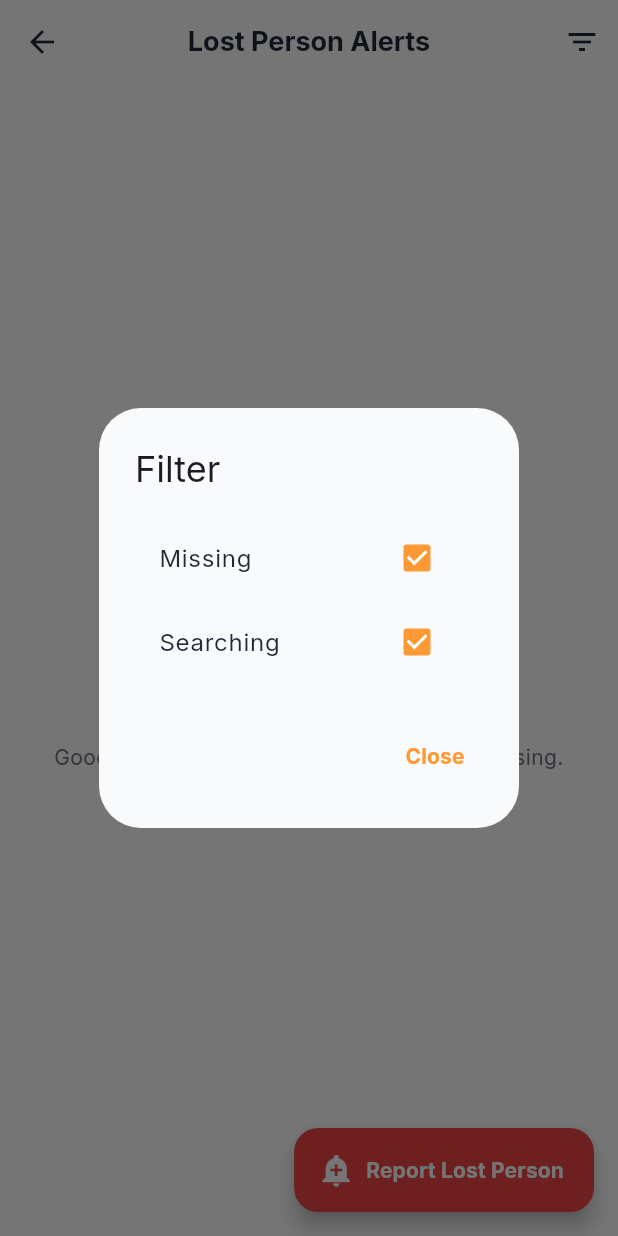
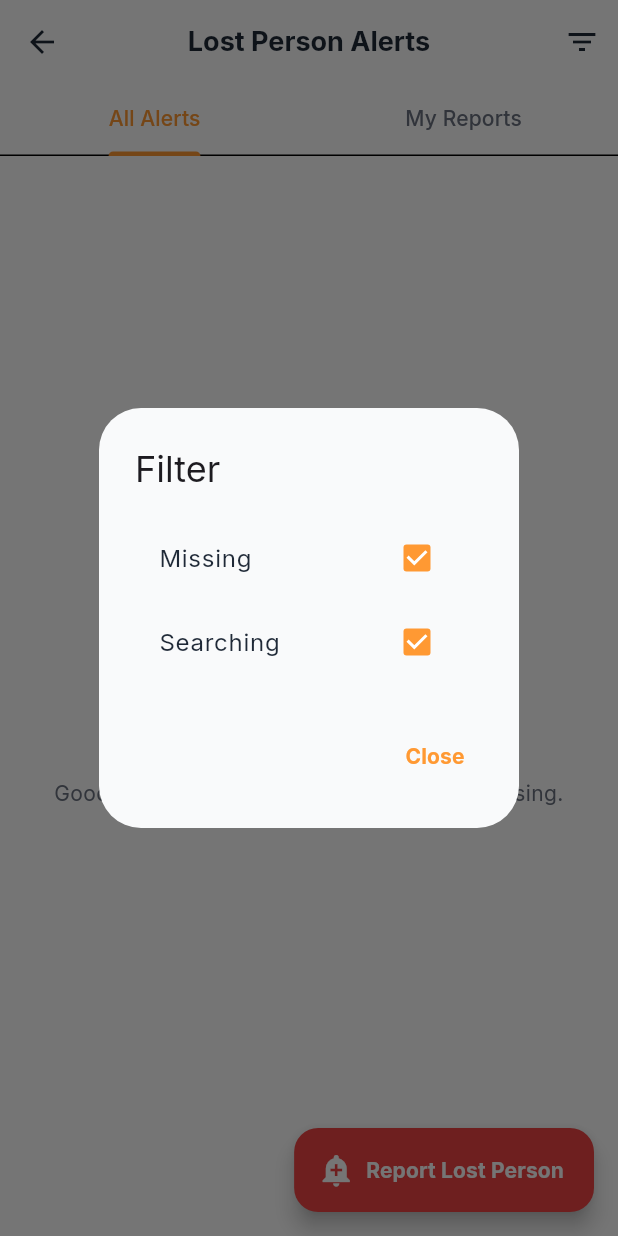
Before and after one commit to sooubh/kumbhSaathi, a Flutter app: the LostPersonsPublicScreen screen opened directly, after a tap on the "filter list" icon, on a phone screen of 412 x 824 dp. Run offline on Flutter 3.47's test engine with Material 3 defaults, Android fonts, the phone set to English and light mode, and no system bars; our stand-ins replace cloud_firestore, firebase_auth, firebase_core, firebase_messaging, firebase_storage, flutter_local_notifications and 10 more; accounts and stored records are empty; network calls fail.

Commit message:
feat: Implement public lost persons screen with tabbed views for all alerts and user-specific reports, supported by a new lost person repository.

```diff
--- a/lib/data/repositories/lost_person_repository.dart
+++ b/lib/data/repositories/lost_person_repository.dart
@@ -17,7 +17,8 @@ class LostPersonRepository {
     await NotificationService().sendLostPersonNotification(
       personId: docRef.id,
       personName: person.name,
-      description: '${person.gender}, ${person.age} years old. Last seen at ${person.lastSeenLocation}',
+      description:
+          '${person.gender}, ${person.age} years old. Last seen at ${person.lastSeenLocation}',
       photoUrl: person.photoUrl,
     );
 
@@ -60,6 +61,19 @@ class LostPersonRepository {
     await _collection.doc(id).delete();
   }
 
+  /// Get reports by specific user
+  Stream<List<LostPerson>> getMyLostPersonsStream(String userId) {
+    return _collection
+        .where('reportedBy', isEqualTo: userId)
+        .orderBy('reportedAt', descending: true)
+        .snapshots()
+        .map(
+          (snapshot) => snapshot.docs
+              .map((doc) => LostPerson.fromJson({...doc.data(), 'id': doc.id}))
+              .toList(),
+        );
+  }
+
   /// Search lost persons by name
   Stream<List<LostPerson>> searchByName(String query) {
     return _collection
--- a/lib/screens/lost/lost_persons_public_screen.dart
+++ b/lib/screens/lost/lost_persons_public_screen.dart
@@ -1,24 +1,60 @@
 import 'package:flutter/material.dart';
 import 'package:flutter_riverpod/flutter_riverpod.dart';
+import '../../core/services/firebase_service.dart';
 import '../../core/theme/app_colors.dart';
 import '../../data/models/lost_person.dart';
 import '../../data/repositories/lost_person_repository.dart';
 
 /// Public screen showing all lost person reports to all users
-class LostPersonsPublicScreen extends ConsumerWidget {
+/// Public screen showing all lost person reports to all users
+class LostPersonsPublicScreen extends ConsumerStatefulWidget {
   const LostPersonsPublicScreen({super.key});
 
   @override
-  Widget build(BuildContext context, WidgetRef ref) {
+  ConsumerState<LostPersonsPublicScreen> createState() =>
+      _LostPersonsPublicScreenState();
+}
+
+class _LostPersonsPublicScreenState
+    extends ConsumerState<LostPersonsPublicScreen>
+    with SingleTickerProviderStateMixin {
+  late TabController _tabController;
+
+  @override
+  void initState() {
+    super.initState();
+    _tabController = TabController(length: 2, vsync: this);
+  }
+
+  @override
+  void dispose() {
+    _tabController.dispose();
+    super.dispose();
+  }
+
+  @override
+  Widget build(BuildContext context) {
     final isDark = Theme.of(context).brightness == Brightness.dark;
-    final lostPersonsAsync = ref.watch(lostPersonsStreamProvider);
 
     return Scaffold(
-      backgroundColor:
-          isDark ? AppColors.backgroundDark : AppColors.backgroundLight,
+      backgroundColor: isDark
+          ? AppColors.backgroundDark
+          : AppColors.backgroundLight,
       appBar: AppBar(
         title: const Text('Lost Person Alerts'),
         backgroundColor: isDark ? AppColors.backgroundDark : Colors.white,
+        bottom: TabBar(
+          controller: _tabController,
+          labelColor: AppColors.primaryOrange,
+          unselectedLabelColor: isDark
+              ? AppColors.textMutedDark
+              : AppColors.textMutedLight,
+          indicatorColor: AppColors.primaryOrange,
+          tabs: const [
+            Tab(text: 'All Alerts'),
+            Tab(text: 'My Reports'),
+          ],
+        ),
         actions: [
           IconButton(
             icon: const Icon(Icons.filter_list),
@@ -28,20 +64,44 @@ class LostPersonsPublicScreen extends ConsumerWidget {
           ),
         ],
       ),
-      body: lostPersonsAsync.when(
-        loading: () => const Center(child: CircularProgressIndicator()),
-        error: (error, stack) => Center(
-          child: Text('Error: $error'),
+      body: TabBarView(
+        controller: _tabController,
+        children: [_buildAllAlertsList(isDark), _buildMyReportsList(isDark)],
       ),
-        data: (persons) {
-          if (persons.isEmpty) {
-            return _buildEmptyState(isDark);
+      floatingActionButton: FloatingActionButton.extended(
+        onPressed: () {
+          // Navigate to report lost person screen
+          Navigator.pushNamed(context, '/report-lost');
+        },
+        backgroundColor: AppColors.emergency,
+        icon: const Icon(Icons.add_alert, color: Colors.white),
+        label: const Text(
+          'Report Lost Person',
+          style: TextStyle(color: Colors.white, fontWeight: FontWeight.w700),
+        ),
+      ),
+    );
   }
 
+  Widget _buildAllAlertsList(bool isDark) {
+    final lostPersonsAsync = ref.watch(lostPersonsStreamProvider);
+
+    return lostPersonsAsync.when(
+      loading: () => const Center(child: CircularProgressIndicator()),
+      error: (error, stack) => Center(child: Text('Error: $error')),
+      data: (persons) {
         // Filter to show only missing/searching
         final activeReports = persons
             .where((p) => p.status != LostPersonStatus.found)
             .toList();
+
+        if (activeReports.isEmpty) {
+          return _buildEmptyState(
+            isDark,
+            'No Lost Person Reports',
+            'Good news! No one is currently reported missing.',
+          );
+        }
 
         return RefreshIndicator(
           onRefresh: () async {
@@ -55,28 +115,65 @@ class LostPersonsPublicScreen extends ConsumerWidget {
                 activeReports[index],
                 isDark,
                 context,
+                isMyReport: false,
               );
             },
           ),
         );
       },
-      ),
-      floatingActionButton: FloatingActionButton.extended(
-        onPressed: () {
-          // Navigate to report lost person screen
-          Navigator.pushNamed(context, '/report-lost-person');
-        },
-        backgroundColor: AppColors.emergency,
-        icon: const Icon(Icons.add_alert, color: Colors.white),
-        label: const Text(
-          'Report Lost Person',
-          style: TextStyle(color: Colors.white, fontWeight: FontWeight.w700),
-        ),
-      ),
     );
   }
 
-  Widget _buildEmptyState(bool isDark) {
+  Widget _buildMyReportsList(bool isDark) {
+    // We need a provider for my reports.
+    // For now, we reuse the list and filter client-side or we should create a new provider.
+    // Let's create a temporary provider logic here or use the repository directly via a stream builder if provider isn't available globally yet.
+    // BETTER: Use a new provider. But to avoid context switching, I'll filter the main list for now if the user ID matches,
+    // OR deeper integration: use the method I just added to repo.
+    // Let's use FutureBuilder/StreamBuilder with the new repo method for "My Reports".
+
+    final currentUserId = FirebaseService.currentUserId;
+    if (currentUserId == null) {
+      return Center(child: Text('Please log in to see your reports'));
+    }
+
+    return StreamBuilder<List<LostPerson>>(
+      stream: LostPersonRepository().getMyLostPersonsStream(currentUserId),
+      builder: (context, snapshot) {
+        if (snapshot.connectionState == ConnectionState.waiting) {
+          return const Center(child: CircularProgressIndicator());
+        }
+        if (snapshot.hasError) {
+          return Center(child: Text('Error: ${snapshot.error}'));
+        }
+
+        final myReports = snapshot.data ?? [];
+
+        if (myReports.isEmpty) {
+          return _buildEmptyState(
+            isDark,
+            'No Reports Filed',
+            'You haven\'t reported any lost persons yet.',
+          );
+        }
+
+        return ListView.builder(
+          padding: const EdgeInsets.all(16),
+          itemCount: myReports.length,
+          itemBuilder: (context, index) {
+            return _buildLostPersonCard(
+              myReports[index],
+              isDark,
+              context,
+              isMyReport: true,
+            );
+          },
+        );
+      },
+    );
+  }
+
+  Widget _buildEmptyState(bool isDark, String title, String subtitle) {
     return Center(
       child: Column(
         mainAxisAlignment: MainAxisAlignment.center,
@@ -88,7 +185,7 @@ class LostPersonsPublicScreen extends ConsumerWidget {
           ),
           const SizedBox(height: 16),
           Text(
-            'No Lost Person Reports',
+            title,
             style: TextStyle(
               fontSize: 18,
               fontWeight: FontWeight.w600,
@@ -97,9 +194,11 @@ class LostPersonsPublicScreen extends ConsumerWidget {
           ),
           const SizedBox(height: 8),
           Text(
-            'Good news! No one is currently reported missing.',
+            subtitle,
             style: TextStyle(
-              color: isDark ? AppColors.textMutedDark : AppColors.textMutedLight,
+              color: isDark
+                  ? AppColors.textMutedDark
+                  : AppColors.textMutedLight,
             ),
             textAlign: TextAlign.center,
           ),
@@ -111,17 +210,18 @@ class LostPersonsPublicScreen extends ConsumerWidget {
   Widget _buildLostPersonCard(
     LostPerson person,
     bool isDark,
-    BuildContext context,
-  ) {
+    BuildContext context, {
+    required bool isMyReport,
+  }) {
+    final isFound = person.status == LostPersonStatus.found;
+    final borderColor = isFound ? AppColors.success : AppColors.emergency;
+
     return Container(
       margin: const EdgeInsets.only(bottom: 16),
       decoration: BoxDecoration(
         color: isDark ? AppColors.cardDark : Colors.white,
         borderRadius: BorderRadius.circular(16),
-        border: Border.all(
-          color: AppColors.emergency.withValues(alpha: 0.3),
-          width: 2,
-        ),
+        border: Border.all(color: borderColor.withValues(alpha: 0.3), width: 2),
       ),
       child: Column(
         crossAxisAlignment: CrossAxisAlignment.start,
@@ -130,7 +230,7 @@ class LostPersonsPublicScreen extends ConsumerWidget {
           Container(
             padding: const EdgeInsets.all(16),
             decoration: BoxDecoration(
-              color: AppColors.emergency.withValues(alpha: 0.1),
+              color: borderColor.withValues(alpha: 0.1),
               borderRadius: const BorderRadius.only(
                 topLeft: Radius.circular(14),
                 topRight: Radius.circular(14),
@@ -138,17 +238,35 @@ class LostPersonsPublicScreen extends ConsumerWidget {
             ),
             child: Row(
               children: [
-                Icon(Icons.warning, color: AppColors.emergency),
+                Icon(
+                  isFound ? Icons.check_circle : Icons.warning,
+                  color: borderColor,
+                ),
                 const SizedBox(width: 12),
                 Expanded(
                   child: Text(
-                    '⚠️ MISSING PERSON ALERT',
+                    isFound ? 'FOUND & REUNITED' : '⚠️ MISSING PERSON ALERT',
                     style: TextStyle(
                       fontSize: 14,
                       fontWeight: FontWeight.w800,
-                      color: AppColors.emergency,
+                      color: borderColor,
                       letterSpacing: 0.5,
                     ),
+                  ),
+                ),
+                if (isFound)
+                  Container(
+                    padding: const EdgeInsets.symmetric(
+                      horizontal: 8,
+                      vertical: 4,
+                    ),
+                    decoration: BoxDecoration(
+                      color: AppColors.success,
+                      borderRadius: BorderRadius.circular(12),
+                    ),
+                    child: const Text(
+                      'RESOLVED',
+                      style: TextStyle(color: Colors.white, fontSize: 10),
                     ),
                   ),
               ],
@@ -219,11 +337,7 @@ class LostPersonsPublicScreen extends ConsumerWidget {
                       ),
                       if (person.description != null) ...[
                         const SizedBox(height: 6),
-                        _buildInfoRow(
-                          Icons.info,
-                          person.description!,
-                          isDark,
-                        ),
+                        _buildInfoRow(Icons.info, person.description!, isDark),
                       ],
                     ],
                   ),
@@ -233,7 +347,7 @@ class LostPersonsPublicScreen extends ConsumerWidget {
           ),
 
           // Contact info
-          if (person.guardianPhone != null) ...[
+          if (person.guardianPhone != null && !isFound) ...[
             const Divider(height: 1),
             Padding(
               padding: const EdgeInsets.all(16),
@@ -265,6 +379,7 @@ class LostPersonsPublicScreen extends ConsumerWidget {
                       ],
                     ),
                   ),
+                  if (!isMyReport)
                     ElevatedButton.icon(
                       onPressed: () {
                         // TODO: Call phone number
@@ -275,13 +390,57 @@ class LostPersonsPublicScreen extends ConsumerWidget {
                           borderRadius: BorderRadius.circular(12),
                         ),
                       ),
-                    icon: const Icon(Icons.call, size: 18, color: Colors.white),
+                      icon: const Icon(
+                        Icons.call,
+                        size: 18,
+                        color: Colors.white,
+                      ),
                       label: const Text(
                         'Call',
                         style: TextStyle(color: Colors.white),
                       ),
                     ),
                 ],
+              ),
+            ),
+          ],
+
+          // My Repost Actions
+          if (isMyReport && !isFound) ...[
+            const Divider(height: 1),
+            Padding(
+              padding: const EdgeInsets.all(16),
+              child: SizedBox(
+                width: double.infinity,
+                child: ElevatedButton.icon(
+                  onPressed: () async {
+                    // Mark as found
+                    await LostPersonRepository().markAsFound(person.id);
+                    if (context.mounted) {
+                      ScaffoldMessenger.of(context).showSnackBar(
+                        SnackBar(
+                          content: const Text('Marked as Found! Great news!'),
+                          backgroundColor: AppColors.success,
+                        ),
+                      );
+                    }
+                  },
+                  style: ElevatedButton.styleFrom(
+                    backgroundColor: AppColors.success,
+                    padding: const EdgeInsets.symmetric(vertical: 12),
+                    shape: RoundedRectangleBorder(
+                      borderRadius: BorderRadius.circular(12),
+                    ),
+                  ),
+                  icon: const Icon(Icons.check_circle, color: Colors.white),
+                  label: const Text(
+                    'MARK AS FOUND / RECEIVED',
+                    style: TextStyle(
+                      color: Colors.white,
+                      fontWeight: FontWeight.bold,
+                    ),
+                  ),
+                ),
               ),
             ),
           ],
@@ -305,7 +464,9 @@ class LostPersonsPublicScreen extends ConsumerWidget {
             text,
             style: TextStyle(
               fontSize: 13,
-              color: isDark ? AppColors.textMutedDark : AppColors.textMutedLight,
+              color: isDark
+                  ? AppColors.textMutedDark
+                  : AppColors.textMutedLight,
             ),
           ),
         ),
--- a/lib/screens/main_screen.dart
+++ b/lib/screens/main_screen.dart
@@ -3,7 +3,8 @@ import 'package:flutter_riverpod/flutter_riverpod.dart';
 import '../../core/theme/app_colors.dart';
 import 'home/home_screen.dart';
 import 'navigation/ghat_navigation_screen.dart';
-import 'lost/report_lost_screen.dart';
+
+import 'lost/lost_persons_public_screen.dart';
 import 'emergency/sos_screen.dart';
 import 'profile/profile_screen.dart';
 
@@ -20,9 +21,7 @@ class _MainScreenState extends ConsumerState<MainScreen> {
   final List<Widget> _screens = [
     const HomeScreen(),
     const GhatNavigationScreen(showBackButton: false),
-    const ReportLostScreen(
-      showBackButton: false,
-    ), // Need to update ReportLostScreen
+    const LostPersonsPublicScreen(), // Public feed of lost reports
     const SOSScreen(showBackButton: false), // Need to update SOSScreen
     const ProfileScreen(showBackButton: false), // Need to update ProfileScreen
   ];
```
Lines whose indentation alone changed are shown as unchanged.
